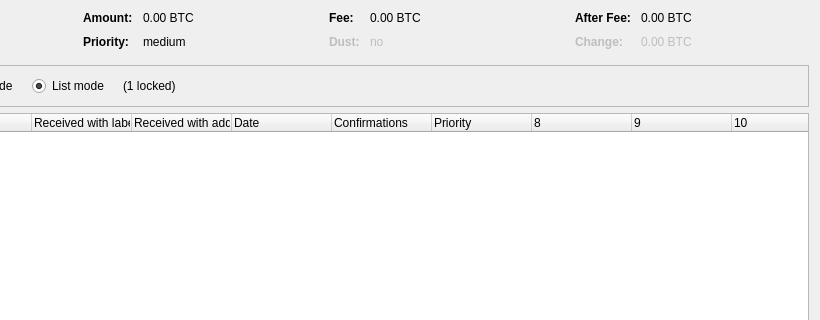
Qt form src/qt/forms/coincontroldialog.ui (aurumcoin-au/Aurumcoin-AU) before a commit; both pictures show x 180 to 1000 and y 0 to 320 of the 1000 by 500 pixel window.
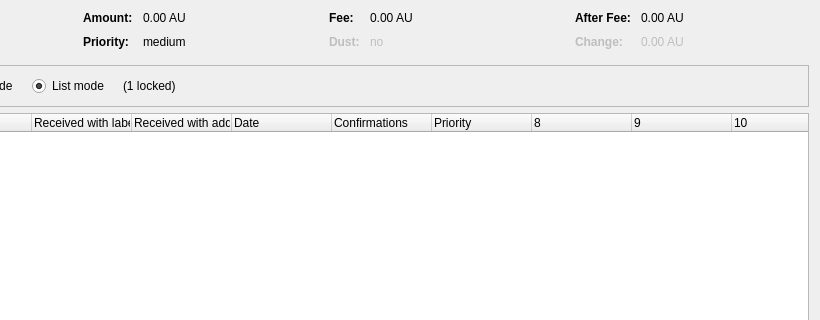
The same form after that commit. Custom widgets are drawn as their Qt base class.

Patch:
```diff
--- a/src/qt/forms/coincontroldialog.ui
+++ b/src/qt/forms/coincontroldialog.ui
@@ -132,7 +132,7 @@
           <enum>Qt::ActionsContextMenu</enum>
          </property>
          <property name="text">
-          <string notr="true">0.00 BTC</string>
+          <string notr="true">0.00 AU</string>
          </property>
          <property name="textInteractionFlags">
           <set>Qt::LinksAccessibleByMouse|Qt::TextSelectableByKeyboard|Qt::TextSelectableByMouse</set>
@@ -206,7 +206,7 @@
           <enum>Qt::ActionsContextMenu</enum>
          </property>
          <property name="text">
-          <string notr="true">0.00 BTC</string>
+          <string notr="true">0.00 AU</string>
          </property>
          <property name="textInteractionFlags">
           <set>Qt::LinksAccessibleByMouse|Qt::TextSelectableByKeyboard|Qt::TextSelectableByMouse</set>
@@ -286,7 +286,7 @@
           <enum>Qt::ActionsContextMenu</enum>
          </property>
          <property name="text">
-          <string notr="true">0.00 BTC</string>
+          <string notr="true">0.00 AU</string>
          </property>
          <property name="textInteractionFlags">
           <set>Qt::LinksAccessibleByMouse|Qt::TextSelectableByKeyboard|Qt::TextSelectableByMouse</set>
@@ -321,7 +321,7 @@
           <enum>Qt::ActionsContextMenu</enum>
          </property>
          <property name="text">
-          <string notr="true">0.00 BTC</string>
+          <string notr="true">0.00 AU</string>
          </property>
          <property name="textInteractionFlags">
           <set>Qt::LinksAccessibleByMouse|Qt::TextSelectableByKeyboard|Qt::TextSelectableByMouse</set>
```
